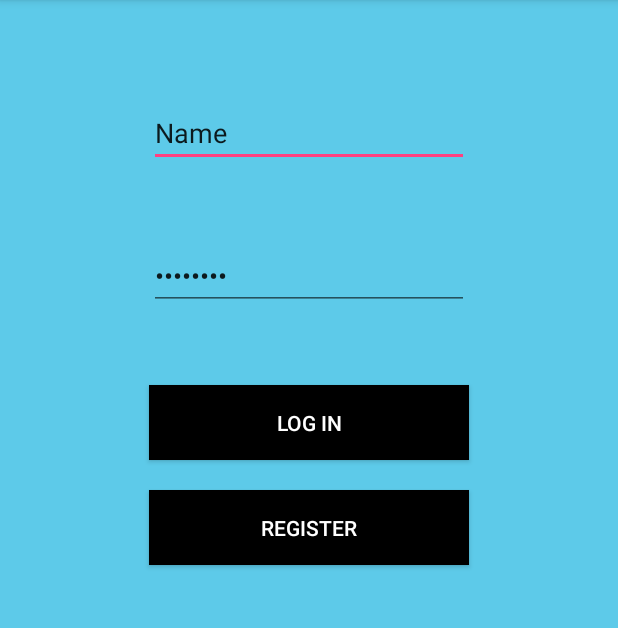
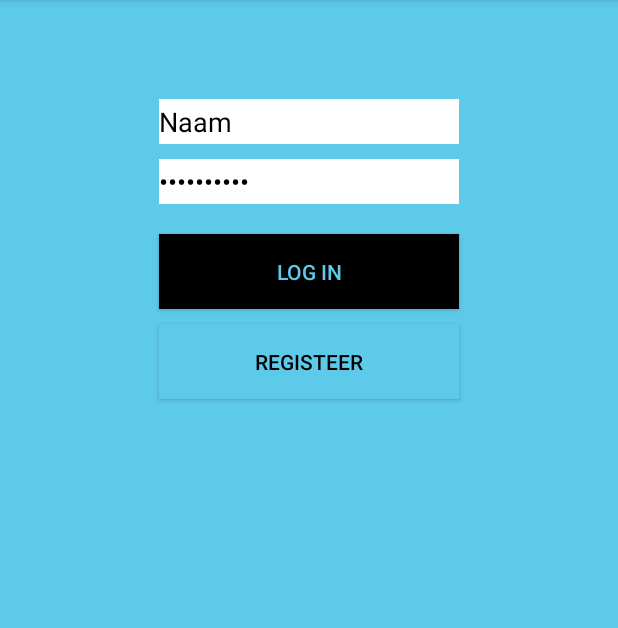
Before and after one commit to Requinard/super-duper-waffle, an Android app: the screen it shows after launch (login before the commit, LoginActivity after it), on a phone screen of 412 x 824 dp, the part 84-712 px from its top. Run offline under Robolectric (Android 15) with nearby library versions, the phone set to English and light mode, and no system bars; 1 statement that could not run was skipped.

Commit message:
Opzetten GUI

```diff
--- a/app/src/main/AndroidManifest.xml
+++ b/app/src/main/AndroidManifest.xml
@@ -11,7 +11,7 @@
         android:supportsRtl="true"
         android:theme="@style/AppTheme">
         <activity
-            android:name=".ui.activities.login"
+            android:name=".ui.activities.LoginActivity"
             android:label="Super Duper Waffle">
             <intent-filter>
                 <action android:name="android.intent.action.MAIN" />
@@ -21,6 +21,10 @@
         </activity>
         <activity android:name=".ui.activities.HomeActivity" />
         <activity android:name=".ui.activities.ImportCalendarActivity" />
+        <activity android:name=".ui.activities.CalendarActivity" />
+        <activity android:name=".ui.activities.TaakActivity" />
+        <activity android:name=".ui.activities.MentaleToestandKlasActivity" />
+        <activity android:name=".ui.activities.GemiddeldePerLeraarActivity"></activity>
     </application>
 
 </manifest>
--- /dev/null
+++ b/app/src/main/java/nl/fontys/sm/superduperwaffle/ui/activities/LoginActivity.java
@@ -0,0 +1,39 @@
+package nl.fontys.sm.superduperwaffle.ui.activities;
+
+import android.content.Intent;
+import android.support.v7.app.AppCompatActivity;
+import android.os.Bundle;
+import android.view.View;
+import android.widget.Button;
+
+import nl.fontys.sm.superduperwaffle.R;
+
+public class LoginActivity extends AppCompatActivity {
+
+    @Override
+    protected void onCreate(Bundle savedInstanceState) {
+        super.onCreate(savedInstanceState);
+        setContentView(R.layout.activity_login);
+
+        Button btnLogin = (Button)findViewById(R.id.btnLogin);
+        btnLogin.setOnClickListener(handleClickLogin );
+
+        Button btnRegister = (Button)findViewById(R.id.btnRegister);
+        btnRegister.setOnClickListener(handleClickRegister );
+
+    }
+
+    private View.OnClickListener handleClickLogin = new View.OnClickListener(){
+        public void onClick(View arg0){
+            Intent intent = new Intent(LoginActivity.this,HomeActivity.class);
+            startActivity(intent);
+        }
+    };
+
+    private View.OnClickListener handleClickRegister = new View.OnClickListener(){
+        public void onClick(View arg0){
+            Intent intent = new Intent(LoginActivity.this,HomeActivity.class);
+            startActivity(intent);
+        }
+    };
+}
--- a/app/src/main/java/nl/fontys/sm/superduperwaffle/ui/activities/login.java
+++ b/app/src/main/java/nl/fontys/sm/superduperwaffle/ui/activities/RegisterActivity.java
@@ -8,21 +8,25 @@ import android.widget.Button;
 
 import nl.fontys.sm.superduperwaffle.R;
 
-public class login extends AppCompatActivity {
+/**
+ * Created by Gebruiker on 19-6-2016.
+ */
+public class RegisterActivity extends AppCompatActivity {
 
     @Override
     protected void onCreate(Bundle savedInstanceState) {
         super.onCreate(savedInstanceState);
         setContentView(R.layout.activity_login);
 
-        Button btn = (Button)findViewById(R.id.btnLogin);
-        btn.setOnClickListener(handleClick );
+        Button btnRegister = (Button)findViewById(R.id.btnRegister);
+        btnRegister.setOnClickListener(handleClickRegister );
 
     }
 
-    private View.OnClickListener handleClick = new View.OnClickListener(){
+
+    private View.OnClickListener handleClickRegister = new View.OnClickListener(){
         public void onClick(View arg0){
-            Intent intent = new Intent(login.this,HomeActivity.class);
+            Intent intent = new Intent(RegisterActivity.this,HomeActivity.class);
             startActivity(intent);
         }
     };
--- a/app/src/main/res/layout/activity_login.xml
+++ b/app/src/main/res/layout/activity_login.xml
@@ -8,50 +8,51 @@
     android:paddingRight="@dimen/activity_horizontal_margin"
     android:paddingTop="@dimen/activity_vertical_margin"
     android:background="@color/colorBlue"
-    tools:context=".ui.activities.login">
+    tools:context=".ui.activities.LoginActivity">
 
     <EditText
-        android:layout_width="wrap_content"
-        android:layout_height="wrap_content"
+        android:layout_width="200dp"
+        android:layout_height="30dp"
         android:inputType="textPersonName"
-        android:text="Name"
-        android:ems="10"
-        android:id="@+id/tbName"
-        android:layout_below="@+id/txtTitel"
+        android:text="Naam"
+        android:id="@+id/tbNaam"
+        android:background="@color/colorWhite"
+        android:textColor="@color/colorBlack"
         android:layout_centerHorizontal="true"
         android:layout_marginTop="50dp" />
 
     <EditText
-        android:layout_width="wrap_content"
-        android:layout_height="wrap_content"
+        android:layout_width="200dp"
+        android:layout_height="30dp"
         android:inputType="textPassword"
-        android:text="Password"
-        android:ems="10"
-        android:id="@+id/tbPassword"
-        android:layout_below="@+id/tbName"
+        android:text="Wachtwoord"
+        android:id="@+id/tbWachtwoord"
+        android:background="@color/colorWhite"
+        android:textColor="@color/colorBlack"
+        android:layout_below="@+id/tbNaam"
         android:layout_centerHorizontal="true"
-        android:layout_marginTop="50dp" />
+        android:layout_marginTop="10dp" />
 
     <Button
         android:layout_width="200dp"
         android:layout_height="50dp"
         android:text="Log in"
         android:id="@+id/btnLogin"
-        android:layout_marginTop="50dp"
+        android:layout_marginTop="20dp"
         android:background="@color/colorBlack"
-        android:textColor="@color/colorWhite"
-        android:layout_below="@+id/tbPassword"
-        android:layout_alignStart="@+id/tbPassword"
-        android:layout_alignEnd="@+id/tbPassword" />
+        android:textColor="@color/colorBlue"
+        android:layout_below="@+id/tbWachtwoord"
+        android:layout_alignStart="@+id/tbWachtwoord"
+        android:layout_alignEnd="@+id/tbWachtwoord" />
 
     <Button
         android:layout_width="200dp"
         android:layout_height="50dp"
-        android:text="Register"
-        android:id="@+id/btnRegister"
-        android:layout_marginTop="20dp"
-        android:background="@color/colorBlack"
-        android:textColor="@color/colorWhite"
+        android:text="Registeer"
+        android:id="@+id/btnRegisteer"
+        android:layout_marginTop="10dp"
+        android:background="@color/colorBlue"
+        android:textColor="@color/colorBlack"
         android:layout_below="@+id/btnLogin"
         android:layout_alignStart="@+id/btnLogin"
         android:layout_alignEnd="@+id/btnLogin" />
```
Also changed, not shown: app/src/main/java/nl/fontys/sm/superduperwaffle/ui/activities/CalendarActivity.java (added, +22 -0 lines), app/src/main/java/nl/fontys/sm/superduperwaffle/ui/activities/GemiddeldePerLeraarActivity.java (added, +20 -0 lines), app/src/main/java/nl/fontys/sm/superduperwaffle/ui/activities/HomeActivity.java (+48 -0 lines), app/src/main/java/nl/fontys/sm/superduperwaffle/ui/activities/MentaleToestandKlasActivity.java (added, +20 -0 lines), app/src/main/java/nl/fontys/sm/superduperwaffle/ui/activities/TaakActivity.java (added, +20 -0 lines), app/src/main/res/layout/activity_calendar.xml (added, +22 -0 lines), app/src/main/res/layout/activity_calender.xml (deleted, +0 -11 lines), app/src/main/res/layout/activity_gemiddelde_per_leraar.xml (added, +21 -0 lines), app/src/main/res/layout/activity_home.xml (+10 -12 lines), app/src/main/res/layout/activity_mentale_toestand_klas.xml (added, +22 -0 lines), app/src/main/res/layout/activity_register.xml (+9 -6 lines), app/src/main/res/layout/activity_taak.xml (added, +47 -0 lines).
